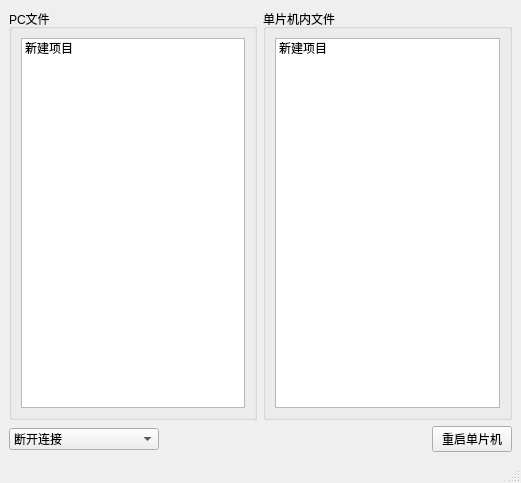
The window that UI/mainWindow.ui (umeiko/MicroPython-DevTool) describes before a commit, drawn with Qt 5.
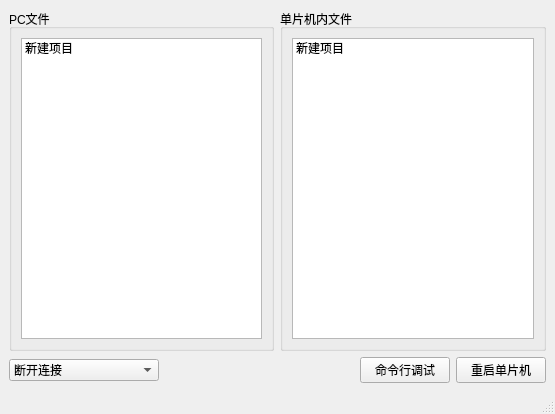
The same window after the commit.

Commit message: 命令行调试，直接打开文件

Diff of the .ui file:
```diff
--- a/UI/mainWindow.ui
+++ b/UI/mainWindow.ui
@@ -6,8 +6,8 @@
    <rect>
     <x>0</x>
     <y>0</y>
-    <width>521</width>
-    <height>483</height>
+    <width>555</width>
+    <height>414</height>
    </rect>
   </property>
   <property name="windowTitle">
@@ -91,11 +91,30 @@
         </property>
        </spacer>
       </item>
+      <item>
+       <widget class="QPushButton" name="port_exec">
+        <property name="minimumSize">
+         <size>
+          <width>90</width>
+          <height>0</height>
+         </size>
+        </property>
+        <property name="text">
+         <string>命令行调试</string>
+        </property>
+       </widget>
+      </item>
       <item>
        <widget class="QPushButton" name="restart_MCU">
         <property name="enabled">
          <bool>true</bool>
         </property>
+        <property name="minimumSize">
+         <size>
+          <width>90</width>
+          <height>0</height>
+         </size>
+        </property>
         <property name="text">
          <string>重启单片机</string>
         </property>
```
The commit also changes 10 other files.
